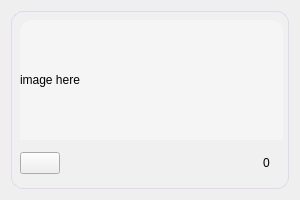
Before: the Qt Designer form python_application/gui/ui_files/widgets/image_widget_trash.ui in MohammadIbraheem71/Image_filter_applicator, drawn with Qt 5.
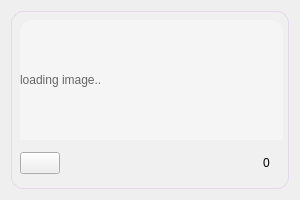
After: the same form once the commit is applied. Icons and pictures are not drawn.

Diff of the .ui file:
```diff
--- a/python_application/gui/ui_files/widgets/image_widget_trash.ui
+++ b/python_application/gui/ui_files/widgets/image_widget_trash.ui
@@ -53,10 +53,12 @@
     border-bottom-left-radius: 0;
     border-bottom-right-radius: 0;
     background-color: #f5f5f5;
-    /* Force the label to clip its contents to the border radius */
     border: none;
+
+   color: #666;
 }
 
+
 QWidget#sub_widget QWidget#img_info {
     background-color: #fafafa;
     border-top: 1px solid #eee;
@@ -91,7 +93,7 @@
          </size>
         </property>
         <property name="text">
-         <string>image here</string>
+         <string>loading image..</string>
         </property>
         <property name="scaledContents">
          <bool>false</bool>
```
Left out of the diff: 2 changed lines with no effect on the pictures.
